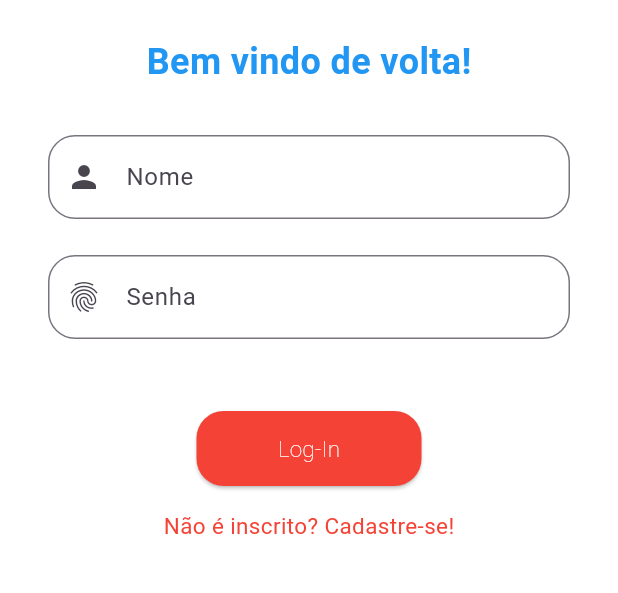
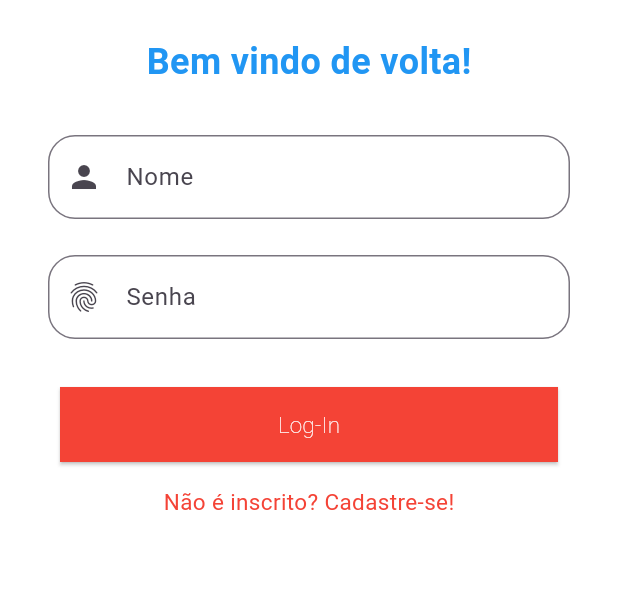
Before and after one commit to AmeMeida/tcc-da-lua, a Flutter app: the screen it shows after launch, on a phone screen of 412 x 824 dp, the part 396-989 px from its top. Run offline on Flutter 3.47's test engine with Material 3 defaults, Android fonts, the light colour scheme and no system bars; our stand-ins replace latlong2.

Commit message:
login marromeno e começo rota

```diff
--- a/tccmobile/lib/login.dart
+++ b/tccmobile/lib/login.dart
@@ -103,7 +103,6 @@ class _LoginState extends State<Login> {
                 ),
               ),
             ),
-            const SizedBox(height: 16),
             ElevatedButton(
               onPressed: (){
                 if (_formKey.currentState!.validate()) {
@@ -125,10 +124,10 @@ class _LoginState extends State<Login> {
               fontWeight: FontWeight.w200),),
               style: ElevatedButton.styleFrom(
                 primary: Colors.red,
+                minimumSize: Size(332, 50),
                 shape: RoundedRectangleBorder(
-                  borderRadius: BorderRadius.circular(18),
+                  borderRadius: BorderRadius.zero,
                 ),
-                minimumSize: Size(150, 50),
               ),
             ),
             const SizedBox(height: 16),
--- a/tccmobile/lib/onibus.dart
+++ b/tccmobile/lib/onibus.dart
@@ -1,4 +1,5 @@
 import 'package:flutter/material.dart';
+import 'package:tccmobile/model/rota.dart';
 
 class Onibus extends StatefulWidget {
   const Onibus({super.key});
```
Also changed, not shown: tccmobile/lib/model/rota.dart (+43 -0 lines).
